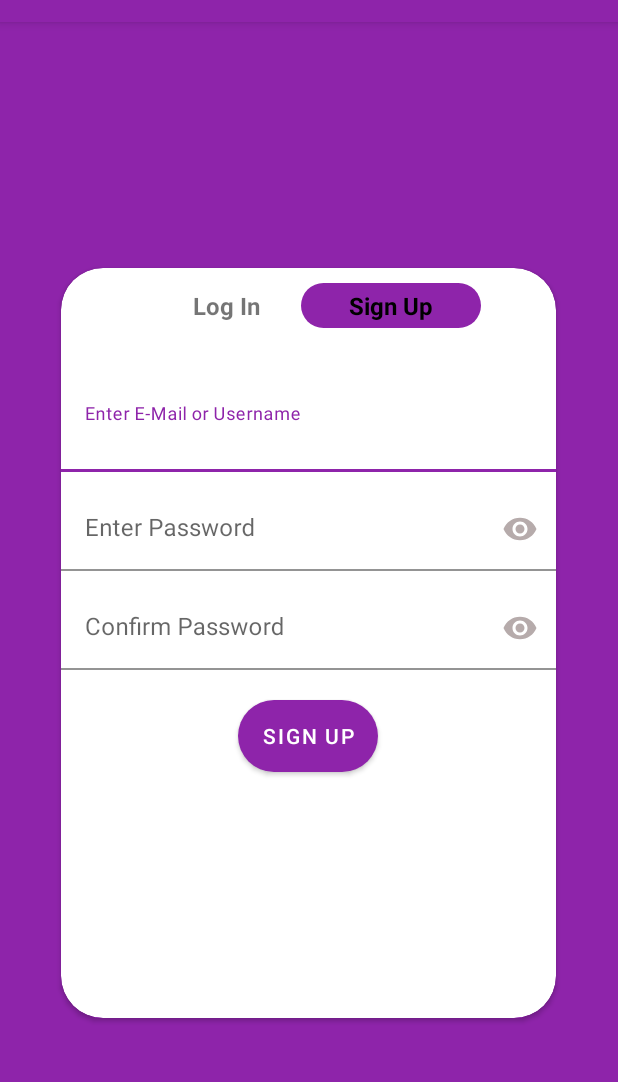
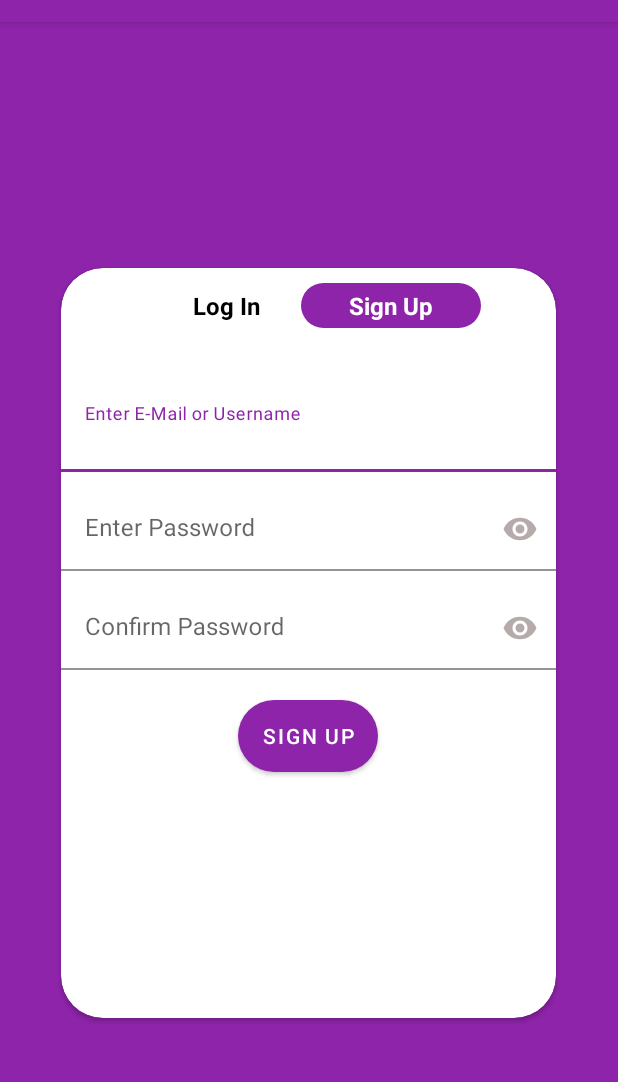
Before and after one commit to Sneha-8890/QUEUE_MANAGER, an Android app: the screen it shows after launch (MainActivity), after a tap on "Sign Up", on a phone screen of 412 x 824 dp, the part 62-1144 px from its top. Run offline under Robolectric (Android 15) with nearby library versions, the phone set to English and light mode, and no system bars; our stand-ins replace Firebase (no records; nobody signed in at launch, a user with empty details on screens opened directly); 2 other taps on this screen came first.

Commit message:
first commit

```diff
--- a/app/src/main/java/com/sneha/sih_2022_project/MainActivity.java
+++ b/app/src/main/java/com/sneha/sih_2022_project/MainActivity.java
@@ -49,6 +49,8 @@ public class MainActivity extends AppCompatActivity {
             isSignUp = true;
             confirmpasswordLayout.setVisibility(View.GONE);
             login.setBackground(getResources().getDrawable(R.drawable.text_selected));
+            login.setTextColor(getResources().getColor(R.color.white));
+            signup.setTextColor(getResources().getColor(R.color.black));
             signup.setBackground(getResources().getDrawable(R.drawable.text_unselelcted));
             action.setText("Log In");
         });
@@ -56,6 +58,8 @@ public class MainActivity extends AppCompatActivity {
         signup.setOnClickListener(v-> {
             isSignUp=false;
             confirmpasswordLayout.setVisibility(View.VISIBLE);
+            login.setTextColor(getResources().getColor(R.color.black));
+            signup.setTextColor(getResources().getColor(R.color.white));
             signup.setBackground(getResources().getDrawable(R.drawable.text_selected));
             login.setBackground(getResources().getDrawable(R.drawable.text_unselelcted));
             action.setText("Sign Up");
--- a/app/src/main/res/layout/activity_main.xml
+++ b/app/src/main/res/layout/activity_main.xml
@@ -35,6 +35,7 @@
             android:layout_height="match_parent"
             android:orientation="vertical">
         <androidx.constraintlayout.widget.ConstraintLayout
+
             android:layout_gravity="center"
             android:layout_width="250dp"
             android:padding="10dp"
@@ -57,7 +58,7 @@
                 android:layout_width="120dp"
                 android:layout_height="30dp"
                 android:text="Sign Up"
-                android:textColor="@color/black"
+                android:textColor="@color/white"
                 app:layout_constraintBottom_toBottomOf="parent"
                 app:layout_constraintEnd_toEndOf="parent"
                 app:layout_constraintTop_toTopOf="parent"
--- a/app/src/main/res/layout/layout_mart.xml
+++ b/app/src/main/res/layout/layout_mart.xml
@@ -6,7 +6,7 @@
     android:layout_margin="10dp"
     app:cardCornerRadius="30dp"
     android:elevation="30dp"
-    app:cardBackgroundColor="@color/grey"
+    app:cardBackgroundColor="#8E24AA"
     xmlns:app="http://schemas.android.com/apk/res-auto">
 
     <TextView
```
